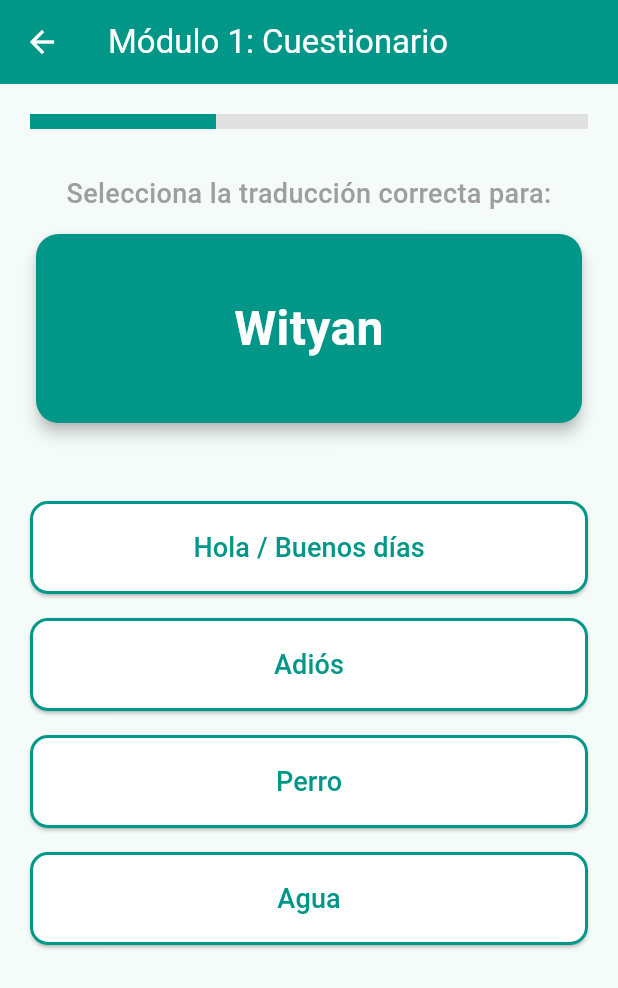
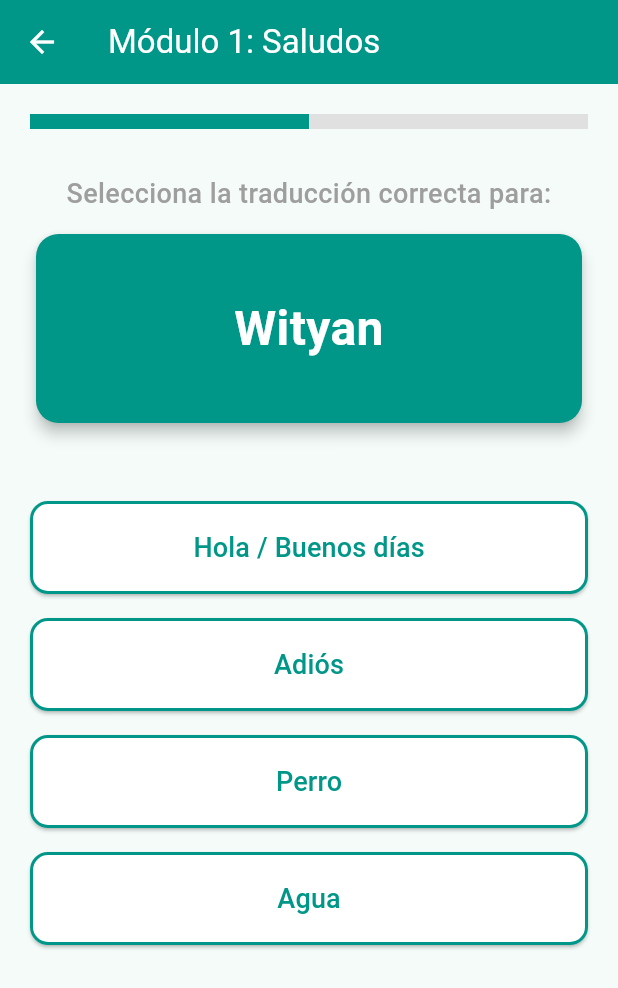
Before and after one commit to Leonardo1991231/duolingo-wichi, a Flutter app: the PantallaInicio screen opened directly, after a tap on "Módulo 1: Saludos Básicos", on a phone screen of 412 x 824 dp. Shown: the top 988 px of the screen. Run offline on Flutter 3.47's test engine with Material 3 defaults, Android fonts, the light colour scheme and no system bars; our stand-ins replace audioplayers, image_picker; missing offline and left inert: record.

Commit message:
Corregidos los errores de const y alineacion. App base estable y lista para base de datos

```diff
--- a/lib/quiz_data.dart
+++ b/lib/quiz_data.dart
@@ -14,7 +14,7 @@ class Question {
   });
 }
 
-// BBDD de preguntas (Variante Dragones)
+// Módulo 1: Saludos Básicos
 List<Question> wichiQuestions = [
   Question(
     instruction: "Selecciona la traducción correcta para:",
@@ -29,19 +29,35 @@ List<Question> wichiQuestions = [
     options: ["Verdadero", "Falso"],
     correctAnswer: "Verdadero",
   ),
+];
+
+// Módulo 2: Animales del Monte (NUEVO)
+List<Question> animalesQuestions = [
   Question(
-    instruction: "Escucha el audio de prueba y selecciona el animal correcto:",
-    questionText: "🔊 Escuchar",
+    instruction: "Selecciona el significado correcto para el animal:",
+    questionText: "Asno",
     audioUrl: "https://soundhelix.com",
     options: ["Zorro", "Burro", "Gato", "Yaguareté"],
     correctAnswer: "Burro",
   ),
 ];
 
-// Clase Global corregida para almacenar el progreso del usuario Leo
+// Estructura para el juego infantil de tarjetas
+class TarjetaJuego {
+  final String palabra;
+  bool estaVolteada;
+  bool estaEmparejada;
+
+  TarjetaJuego({
+    required this.palabra,
+    this.estaVolteada = false,
+    this.estaEmparejada = false,
+  });
+}
+
+// Estado del perfil global de Leo
 class PerfilUsuario {
   static String nombre = "Leo Dragones";
-  static int estrellasTotales =
-      120; // Almacena tus estrellas como un número entero real
+  static int estrellasTotales = 120;
   static int medallasGanadas = 1;
 }
--- a/lib/screens/pantalla_ejercicio.dart
+++ b/lib/screens/pantalla_ejercicio.dart
@@ -1,10 +1,17 @@
 import 'package:flutter/material.dart';
 import 'package:audioplayers/audioplayers.dart';
 
-import '../quiz_data.dart'; // Importa el perfil global para sumar las estrellas
+import '../quiz_data.dart';
 
 class PantallaEjercicio extends StatefulWidget {
-  const PantallaEjercicio({super.key});
+  final List<Question> preguntas;
+  final String nombreModulo;
+
+  const PantallaEjercicio({
+    super.key,
+    required this.preguntas,
+    required this.nombreModulo,
+  });
 
   @override
   State<PantallaEjercicio> createState() => _PantallaEjercicioState();
@@ -31,32 +38,29 @@ class _PantallaEjercicioState extends State<PantallaEjercicio> {
 
   void _checkAnswer(String selectedAnswer) {
     bool isCorrect =
-        selectedAnswer == wichiQuestions[_currentIndex].correctAnswer;
+        selectedAnswer == widget.preguntas[_currentIndex].correctAnswer;
 
     if (isCorrect) _score++;
 
     ScaffoldMessenger.of(context).showSnackBar(
       SnackBar(
-        content: Text(isCorrect ? "¡Excellent! 🎉" : "Incorrecto 😢"),
+        content: Text(isCorrect ? "¡Excelente! 🎉" : "Incorrecto 😢"),
         backgroundColor: isCorrect ? Colors.green : Colors.red,
         duration: const Duration(milliseconds: 800),
       ),
     );
 
     setState(() {
-      if (_currentIndex < wichiQuestions.length - 1) {
+      if (_currentIndex < widget.preguntas.length - 1) {
         _currentIndex++;
       } else {
-        _showFinalDialog(); // Llama a la función del cartel final
+        _showFinalDialog();
       }
     });
   }
 
   void _showFinalDialog() {
-    // Calculamos las estrellas ganadas (10 estrellas por cada acierto)
     int recompensa = _score * 10;
-
-    // Sumamos los puntos directamente a la cuenta global del usuario
     PerfilUsuario.estrellasTotales += recompensa;
 
     showDialog(
@@ -65,17 +69,15 @@ class _PantallaEjercicioState extends State<PantallaEjercicio> {
       builder: (context) => AlertDialog(
         title: const Text("¡Lección Terminada! 👏"),
         content: Text(
-          "Completaste el módulo de Wichí.\n"
-          "Preguntas correctas: $_score / ${wichiQuestions.length}\n"
+          "Completaste: ${widget.nombreModulo}\n"
+          "Preguntas correctas: $_score / ${widget.preguntas.length}\n"
           "¡Ganaste +$recompensa Estrellas! ⭐",
         ),
         actions: [
           TextButton(
             onPressed: () {
-              Navigator.pop(context); // Cierra el cartel flotante
-              Navigator.pop(
-                context,
-              ); // Regresa automáticamente a la Pantalla de Inicio
+              Navigator.pop(context);
+              Navigator.pop(context);
             },
             child: const Text("Volver al Menú"),
           ),
@@ -86,16 +88,18 @@ class _PantallaEjercicioState extends State<PantallaEjercicio> {
 
   @override
   Widget build(BuildContext context) {
-    if (wichiQuestions.isEmpty) {
-      return const Scaffold(body: Center(child: Text("Cargando preguntas...")));
+    if (widget.preguntas.isEmpty) {
+      return const Scaffold(
+        body: Center(child: Text("No hay preguntas en este módulo.")),
+      );
     }
 
-    final currentQuestion = wichiQuestions[_currentIndex];
-    double progress = (_currentIndex + 1) / wichiQuestions.length;
+    final currentQuestion = widget.preguntas[_currentIndex];
+    double progress = (_currentIndex + 1) / widget.preguntas.length;
 
     return Scaffold(
       appBar: AppBar(
-        title: const Text("Módulo 1: Cuestionario"),
+        title: Text(widget.nombreModulo),
         backgroundColor: Colors.teal,
         foregroundColor: Colors.white,
       ),
--- a/lib/screens/pantalla_inicio.dart
+++ b/lib/screens/pantalla_inicio.dart
@@ -1,9 +1,10 @@
 import 'package:flutter/material.dart';
 
-import '../quiz_data.dart'; // Importa PerfilUsuario y las preguntas globales
+import '../quiz_data.dart'; // <--- ¡Asegúrate de que tenga los dos puntos (../) antes de quiz_data.dart!
 import 'pantalla_ejercicio.dart';
 import 'pantalla_perfil.dart';
-import 'pantalla_diccionario.dart'; // Conecta el diccionario comunitario
+import 'pantalla_diccionario.dart';
+import 'pantalla_juego_infantil.dart';
 
 class PantallaInicio extends StatefulWidget {
   const PantallaInicio({super.key});
@@ -15,6 +16,10 @@ class PantallaInicio extends StatefulWidget {
 class _PantallaInicioState extends State<PantallaInicio> {
   @override
   Widget build(BuildContext context) {
+    // Sistema de Desbloqueo Automático (Basado en las estrellas de quiz_data)
+    bool modulo2Habilitado = PerfilUsuario.estrellasTotales >= 140;
+    bool modulo3Habilitado = PerfilUsuario.estrellasTotales >= 170;
+
     return Scaffold(
       backgroundColor: Colors.white,
       appBar: AppBar(
@@ -25,7 +30,6 @@ class _PantallaInicioState extends State<PantallaInicio> {
         backgroundColor: Colors.teal,
         elevation: 0,
         actions: [
-          // Marcador dinámico que lee directamente de PerfilUsuario
           Row(
             children: [
               const Icon(Icons.star, color: Colors.amber, size: 24),
@@ -41,7 +45,6 @@ class _PantallaInicioState extends State<PantallaInicio> {
             ],
           ),
           const SizedBox(width: 10),
-          // Botón del Diccionario Comunitario
           IconButton(
             icon: const Icon(Icons.menu_book, color: Colors.white, size: 26),
             tooltip: "Diccionario Comunitario",
@@ -54,7 +57,6 @@ class _PantallaInicioState extends State<PantallaInicio> {
               );
             },
           ),
-          // Botón para ir a ver el Perfil y las Medallas
           IconButton(
             icon: const Icon(
               Icons.account_circle,
@@ -67,7 +69,6 @@ class _PantallaInicioState extends State<PantallaInicio> {
                 context,
                 MaterialPageRoute(builder: (context) => const PantallaPerfil()),
               ).then((_) {
-                // Al regresar del perfil, refresca la pantalla de inicio por si cambiaron los puntos
                 setState(() {});
               });
             },
@@ -91,8 +92,9 @@ class _PantallaInicioState extends State<PantallaInicio> {
                 ),
                 textAlign: TextAlign.center,
               ),
-              const SizedBox(height: 30),
+              const SizedBox(height: 25),
 
+              // Módulo 1: Saludos
               _buildModuloBoton(
                 context: context,
                 titulo: "Módulo 1: Saludos Básicos",
@@ -100,24 +102,61 @@ class _PantallaInicioState extends State<PantallaInicio> {
                 color: Colors.teal,
                 icono: Icons.chat_bubble,
                 habilitado: true,
+                onTap: () => Navigator.push(
+                  context,
+                  MaterialPageRoute(
+                    builder: (context) => PantallaEjercicio(
+                      preguntas: wichiQuestions,
+                      nombreModulo: "Módulo 1: Saludos",
+                    ),
+                  ),
+                ),
               ),
 
+              // Módulo 2: Animales (Dinámico)
               _buildModuloBoton(
                 context: context,
                 titulo: "Módulo 2: Animales del Monte",
                 descripcion: "Vocabulario sobre la fauna del Chaco.",
                 color: Colors.orange,
                 icono: Icons.pets,
-                habilitado: false,
+                habilitado: modulo2Habilitado,
+                onTap: () => Navigator.push(
+                  context,
+                  MaterialPageRoute(
+                    builder: (context) => PantallaEjercicio(
+                      preguntas: animalesQuestions,
+                      nombreModulo: "Módulo 2: Animales del Monte",
+                    ),
+                  ),
+                ),
               ),
+
+              // Sección Especial: Rincón de Juegos Infantiles
+              const SizedBox(height: 20),
+              const Text(
+                "Rincón Infantil",
+                style: TextStyle(
+                  fontSize: 20,
+                  fontWeight: FontWeight.bold,
+                  color: Colors.orange,
+                ),
+              ),
+              const Divider(),
 
               _buildModuloBoton(
                 context: context,
-                titulo: "Módulo 3: La Familia",
-                descripcion: "Nombres de parentescos locales.",
-                color: Colors.purple,
-                icono: Icons.people,
-                habilitado: false,
+                titulo: "Juego de Memoria",
+                descripcion: "¡Encuentra las palabras iguales y gana!",
+                color: Colors.deepPurple,
+                icono: Icons.extension,
+                habilitado: true,
+                onTap: () => Navigator.push(
+                  context,
+                  MaterialPageRoute(
+                    builder: (context) => const PantallaJuegoInfantil(),
+                  ),
+                ),
               ),
             ],
           ),
@@ -133,26 +172,19 @@ class _PantallaInicioState extends State<PantallaInicio> {
     required Color color,
     required IconData icono,
     required bool habilitado,
+    required VoidCallback onTap,
   }) {
     return Padding(
       padding: const EdgeInsets.symmetric(vertical: 10.0),
       child: GestureDetector(
         onTap: () {
           if (habilitado) {
-            Navigator.push(
-              context,
-              MaterialPageRoute(
-                builder: (context) => const PantallaEjercicio(),
-              ),
-            ).then((_) {
-              // Recarga el marcador superior automáticamente al regresar de jugar
-              setState(() {});
-            });
+            onTap();
           } else {
             ScaffoldMessenger.of(context).showSnackBar(
               const SnackBar(
                 content: Text(
-                  "¡Completa el módulo anterior para desbloquear! 🔒",
+                  "¡Consigue más estrellas en el módulo anterior para desbloquear! 🔒",
                 ),
               ),
             );
```
Also changed, not shown: lib/screens/pantalla_juego_infantil.dart (added, +157 -0 lines).
